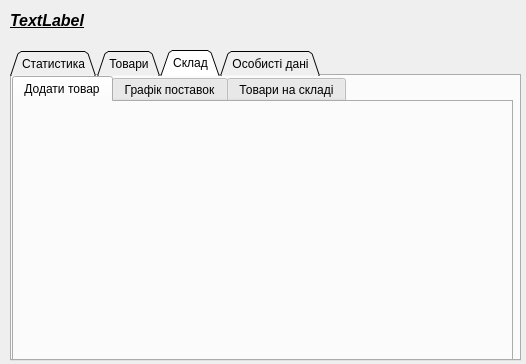
This is e-shop/manager.ui in Andrii97/shop as Qt 5 draws it before an edit. The edited form follows.
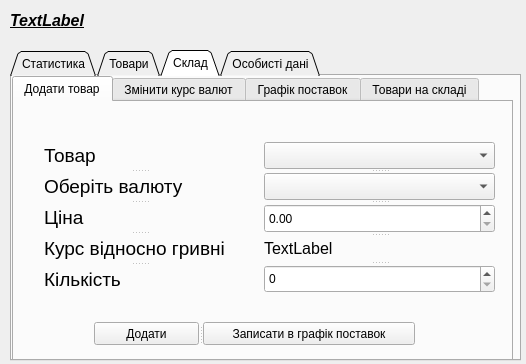
This is the edited form. The open tabs and pages were chosen to show the change.

Patch:
```diff
--- a/e-shop/manager.ui
+++ b/e-shop/manager.ui
@@ -265,6 +265,120 @@
       <attribute name="title">
        <string>Додати товар</string>
       </attribute>
+      <widget class="QSplitter" name="splitter_11">
+       <property name="geometry">
+        <rect>
+         <x>80</x>
+         <y>220</y>
+         <width>321</width>
+         <height>23</height>
+        </rect>
+       </property>
+       <property name="orientation">
+        <enum>Qt::Horizontal</enum>
+       </property>
+       <widget class="QPushButton" name="addProductToWarehouse">
+        <property name="text">
+         <string>Додати</string>
+        </property>
+       </widget>
+       <widget class="QPushButton" name="addToTheDeliverySchedule">
+        <property name="text">
+         <string>Записати в графік поставок</string>
+        </property>
+       </widget>
+      </widget>
+      <widget class="QSplitter" name="splitter_9">
+       <property name="geometry">
+        <rect>
+         <x>250</x>
+         <y>40</y>
+         <width>231</width>
+         <height>151</height>
+        </rect>
+       </property>
+       <property name="orientation">
+        <enum>Qt::Vertical</enum>
+       </property>
+       <widget class="QComboBox" name="CProduct">
+        <property name="styleSheet">
+         <string notr="true">font: 10pt &quot;MS Shell Dlg 2&quot;;</string>
+        </property>
+       </widget>
+       <widget class="QComboBox" name="CCurrency">
+        <property name="styleSheet">
+         <string notr="true">font: 10pt &quot;MS Shell Dlg 2&quot;;</string>
+        </property>
+       </widget>
+       <widget class="QDoubleSpinBox" name="dSpinBoxPrice">
+        <property name="maximum">
+         <double>9999.989999999999782</double>
+        </property>
+       </widget>
+       <widget class="QLabel" name="LRateValue">
+        <property name="text">
+         <string>&lt;html&gt;&lt;head/&gt;&lt;body&gt;&lt;p&gt;&lt;span style=&quot; font-size:12pt;&quot;&gt;TextLabel&lt;/span&gt;&lt;/p&gt;&lt;/body&gt;&lt;/html&gt;</string>
+        </property>
+       </widget>
+       <widget class="QSpinBox" name="spinBoxNumber">
+        <property name="maximum">
+         <number>9999</number>
+        </property>
+       </widget>
+      </widget>
+      <widget class="QSplitter" name="splitter_8">
+       <property name="geometry">
+        <rect>
+         <x>30</x>
+         <y>40</y>
+         <width>191</width>
+         <height>151</height>
+        </rect>
+       </property>
+       <property name="orientation">
+        <enum>Qt::Vertical</enum>
+       </property>
+       <widget class="QLabel" name="LProduct">
+        <property name="text">
+         <string>&lt;html&gt;&lt;head/&gt;&lt;body&gt;&lt;p&gt;&lt;span style=&quot; font-size:14pt;&quot;&gt;Товар&lt;/span&gt;&lt;/p&gt;&lt;/body&gt;&lt;/html&gt;</string>
+        </property>
+       </widget>
+       <widget class="QLabel" name="LCurrency">
+        <property name="text">
+         <string>&lt;html&gt;&lt;head/&gt;&lt;body&gt;&lt;p&gt;&lt;span style=&quot; font-size:14pt;&quot;&gt;Оберіть валюту&lt;/span&gt;&lt;/p&gt;&lt;/body&gt;&lt;/html&gt;</string>
+        </property>
+       </widget>
+       <widget class="QLabel" name="LPrice">
+        <property name="text">
+         <string>&lt;html&gt;&lt;head/&gt;&lt;body&gt;&lt;p&gt;&lt;span style=&quot; font-size:14pt;&quot;&gt;Ціна&lt;/span&gt;&lt;/p&gt;&lt;/body&gt;&lt;/html&gt;</string>
+        </property>
+       </widget>
+       <widget class="QLabel" name="LRate">
+        <property name="text">
+         <string>&lt;html&gt;&lt;head/&gt;&lt;body&gt;&lt;p&gt;&lt;span style=&quot; font-size:14pt;&quot;&gt;Курс відносно гривні&lt;/span&gt;&lt;/p&gt;&lt;/body&gt;&lt;/html&gt;</string>
+        </property>
+       </widget>
+       <widget class="QLabel" name="lNumber">
+        <property name="text">
+         <string>&lt;html&gt;&lt;head/&gt;&lt;body&gt;&lt;p&gt;&lt;span style=&quot; font-size:14pt;&quot;&gt;Кількість&lt;/span&gt;&lt;/p&gt;&lt;/body&gt;&lt;/html&gt;</string>
+        </property>
+       </widget>
+      </widget>
+     </widget>
+     <widget class="QWidget" name="tab_5">
+      <attribute name="title">
+       <string>Змінити курс валют</string>
+      </attribute>
+      <widget class="QTableWidget" name="tableWidget_2">
+       <property name="geometry">
+        <rect>
+         <x>10</x>
+         <y>10</y>
+         <width>471</width>
+         <height>181</height>
+        </rect>
+       </property>
+      </widget>
      </widget>
      <widget class="QWidget" name="tab_3">
       <attribute name="title">
```
Left out of the diff: 37 changed lines with no effect on the pictures.
